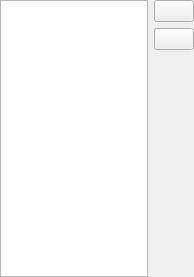
qgis/QGIS, file src/ui/qgstabpositionwidgetbase.ui: the form before one commit.
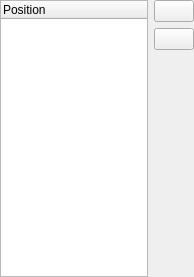
The form after the commit. Custom widgets are drawn as their Qt base class.

Commit message: Show units in tab position widget

```diff
--- a/src/ui/qgstabpositionwidgetbase.ui
+++ b/src/ui/qgstabpositionwidgetbase.ui
@@ -29,14 +29,14 @@
    <item row="0" column="0">
     <widget class="QTreeWidget" name="mTabPositionTreeWidget">
      <property name="headerHidden">
-      <bool>true</bool>
+      <bool>false</bool>
      </property>
      <property name="columnCount">
       <number>1</number>
      </property>
      <column>
       <property name="text">
-       <string>Dash</string>
+       <string>Position</string>
       </property>
      </column>
     </widget>
```
The commit also changes 5 other files.
